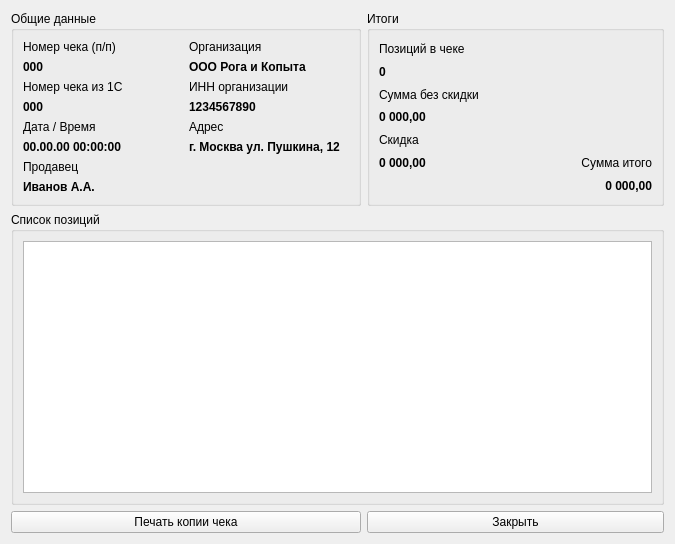
First picture: the form in chequewindow.ui, repository savelev-a/1cPrintServer, before the edit.
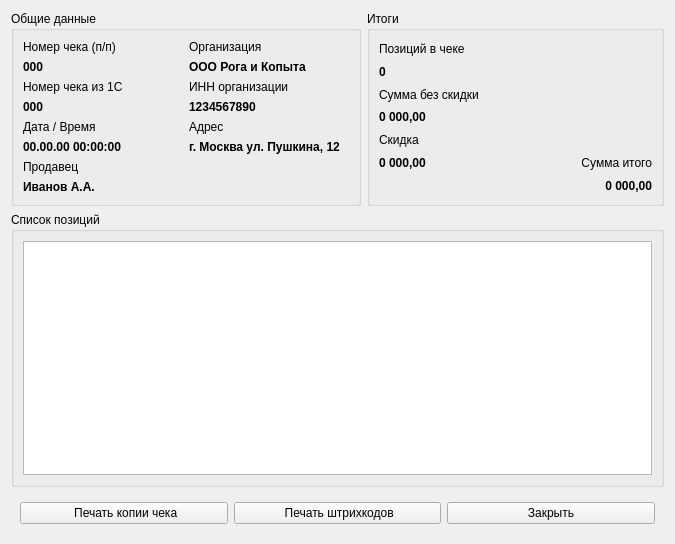
Second picture: the form after the edit. Icons and pictures are not drawn.

What changed in the file:
```diff
--- a/chequewindow.ui
+++ b/chequewindow.ui
@@ -14,13 +14,6 @@
    <string>Чек</string>
   </property>
   <layout class="QGridLayout" name="gridLayout">
-   <item row="2" column="0">
-    <widget class="QPushButton" name="printCopyButton">
-     <property name="text">
-      <string>Печать копии чека</string>
-     </property>
-    </widget>
-   </item>
    <item row="0" column="0">
     <widget class="QGroupBox" name="groupGeneral">
      <property name="minimumSize">
@@ -188,13 +181,6 @@
      </layout>
     </widget>
    </item>
-   <item row="2" column="1" colspan="2">
-    <widget class="QPushButton" name="closeButton">
-     <property name="text">
-      <string>Закрыть</string>
-     </property>
-    </widget>
-   </item>
    <item row="0" column="1" colspan="2">
     <widget class="QGroupBox" name="groupTotals">
      <property name="title">
@@ -290,6 +276,53 @@
      </layout>
     </widget>
    </item>
+   <item row="2" column="0" colspan="3">
+    <widget class="QFrame" name="frame">
+     <property name="frameShape">
+      <enum>QFrame::NoFrame</enum>
+     </property>
+     <property name="frameShadow">
+      <enum>QFrame::Raised</enum>
+     </property>
+     <layout class="QHBoxLayout" name="horizontalLayout">
+      <item>
+       <widget class="QPushButton" name="printCopyButton">
+        <property name="text">
+         <string> Печать копии чека</string>
+        </property>
+        <property name="icon">
+         <iconset>
+          <normaloff>img/cheque-print.png</normaloff>img/cheque-print.png</iconset>
+        </property>
+       </widget>
+      </item>
+      <item>
+       <widget class="QPushButton" name="printBarcodeButton">
+        <property name="text">
+         <string> Печать штрихкодов</string>
+        </property>
+        <property name="icon">
+         <iconset>
+          <normaloff>img/barcode.png</normaloff>img/barcode.png</iconset>
+        </property>
+        <property name="iconSize">
+         <size>
+          <width>16</width>
+          <height>16</height>
+         </size>
+        </property>
+       </widget>
+      </item>
+      <item>
+       <widget class="QPushButton" name="closeButton">
+        <property name="text">
+         <string>Закрыть</string>
+        </property>
+       </widget>
+      </item>
+     </layout>
+    </widget>
+   </item>
   </layout>
  </widget>
  <resources/>
```
